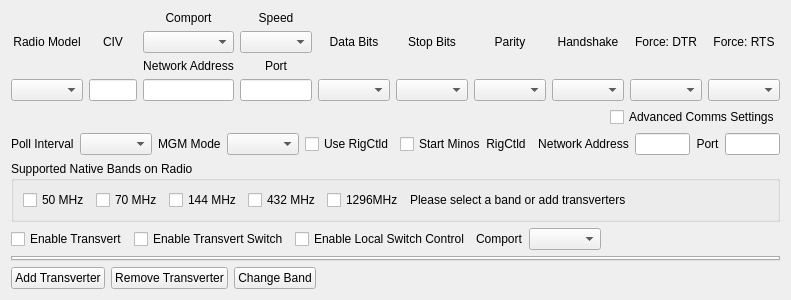
Qt form mqt/MqtRigControl/rigsetupform.ui (Rsclub22/Minos2-Mirror) before a commit.
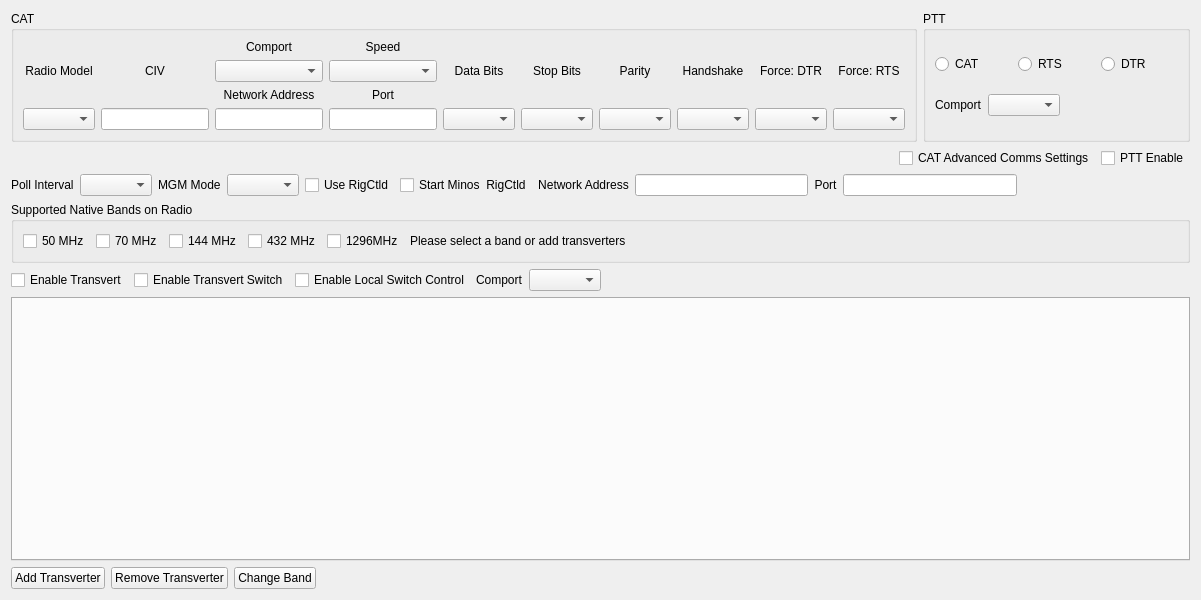
The same form after that commit. Custom widgets are drawn as their Qt base class.

The edit to the form file:
```diff
--- a/mqt/MqtRigControl/rigsetupform.ui
+++ b/mqt/MqtRigControl/rigsetupform.ui
@@ -6,18 +6,24 @@
    <rect>
     <x>0</x>
     <y>0</y>
-    <width>791</width>
-    <height>300</height>
+    <width>1201</width>
+    <height>600</height>
    </rect>
   </property>
   <property name="windowTitle">
    <string/>
   </property>
-  <layout class="QVBoxLayout" name="verticalLayout_6">
+  <layout class="QVBoxLayout" name="verticalLayout_7">
    <item>
     <layout class="QVBoxLayout" name="verticalLayout_5">
      <item>
-      <layout class="QHBoxLayout" name="horizontalLayout_5">
+      <layout class="QHBoxLayout" name="horizontalLayout_9">
+       <item>
+        <widget class="QGroupBox" name="groupBox_2">
+         <property name="title">
+          <string>CAT</string>
+         </property>
+         <layout class="QHBoxLayout" name="horizontalLayout_6">
        <item>
         <layout class="QVBoxLayout" name="verticalLayout_18">
          <item>
@@ -244,11 +250,75 @@
         </layout>
        </item>
       </layout>
+        </widget>
      </item>
      <item>
-      <layout class="QHBoxLayout" name="horizontalLayout_6">
+        <widget class="QGroupBox" name="pttGroupBox">
+         <property name="title">
+          <string>PTT</string>
+         </property>
+         <layout class="QVBoxLayout" name="verticalLayout_6">
        <item>
-        <spacer name="horizontalSpacer_4">
+           <layout class="QHBoxLayout" name="horizontalLayout_7">
+            <item>
+             <widget class="QRadioButton" name="pttCatEnable">
+              <property name="text">
+               <string>CAT</string>
+              </property>
+             </widget>
+            </item>
+            <item>
+             <widget class="QRadioButton" name="pttRTSEnable">
+              <property name="text">
+               <string>RTS</string>
+              </property>
+             </widget>
+            </item>
+            <item>
+             <widget class="QRadioButton" name="pttDTREnable">
+              <property name="text">
+               <string>DTR</string>
+              </property>
+             </widget>
+            </item>
+           </layout>
+          </item>
+          <item>
+           <layout class="QHBoxLayout" name="horizontalLayout_8">
+            <item>
+             <widget class="QLabel" name="pttComportLbl">
+              <property name="text">
+               <string>Comport</string>
+              </property>
+             </widget>
+            </item>
+            <item>
+             <widget class="QComboBox" name="pttComportSel"/>
+            </item>
+            <item>
+             <spacer name="horizontalSpacer_9">
+              <property name="orientation">
+               <enum>Qt::Horizontal</enum>
+              </property>
+              <property name="sizeHint" stdset="0">
+               <size>
+                <width>40</width>
+                <height>20</height>
+               </size>
+              </property>
+             </spacer>
+            </item>
+           </layout>
+          </item>
+         </layout>
+        </widget>
+       </item>
+      </layout>
+     </item>
+     <item>
+      <layout class="QHBoxLayout" name="horizontalLayout_5">
+       <item>
+        <spacer name="horizontalSpacer_5">
          <property name="orientation">
           <enum>Qt::Horizontal</enum>
          </property>
@@ -263,7 +333,14 @@
        <item>
         <widget class="QCheckBox" name="advancedCommsChkBox">
          <property name="text">
-          <string>Advanced Comms Settings</string>
+          <string>CAT Advanced Comms Settings</string>
+         </property>
+        </widget>
+       </item>
+       <item>
+        <widget class="QCheckBox" name="pttEnable">
+         <property name="text">
+          <string>PTT Enable</string>
          </property>
         </widget>
        </item>
```
Lines whose indentation alone changed are shown as unchanged.
